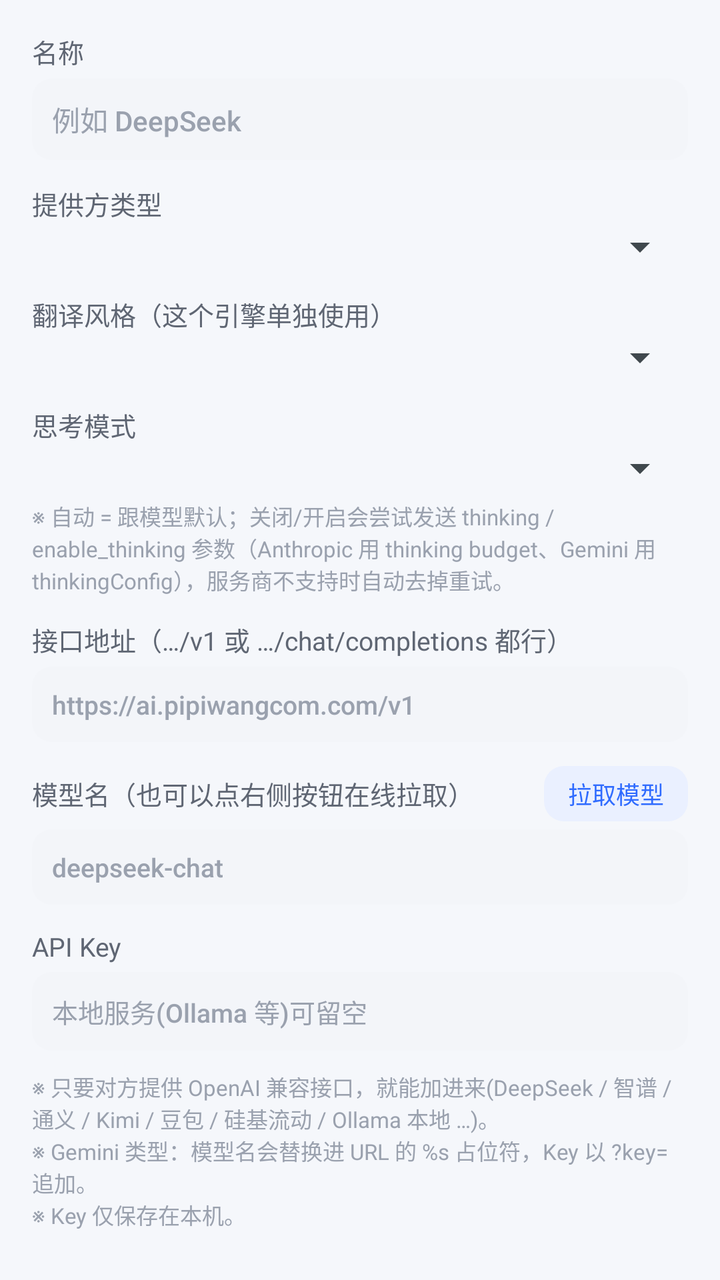
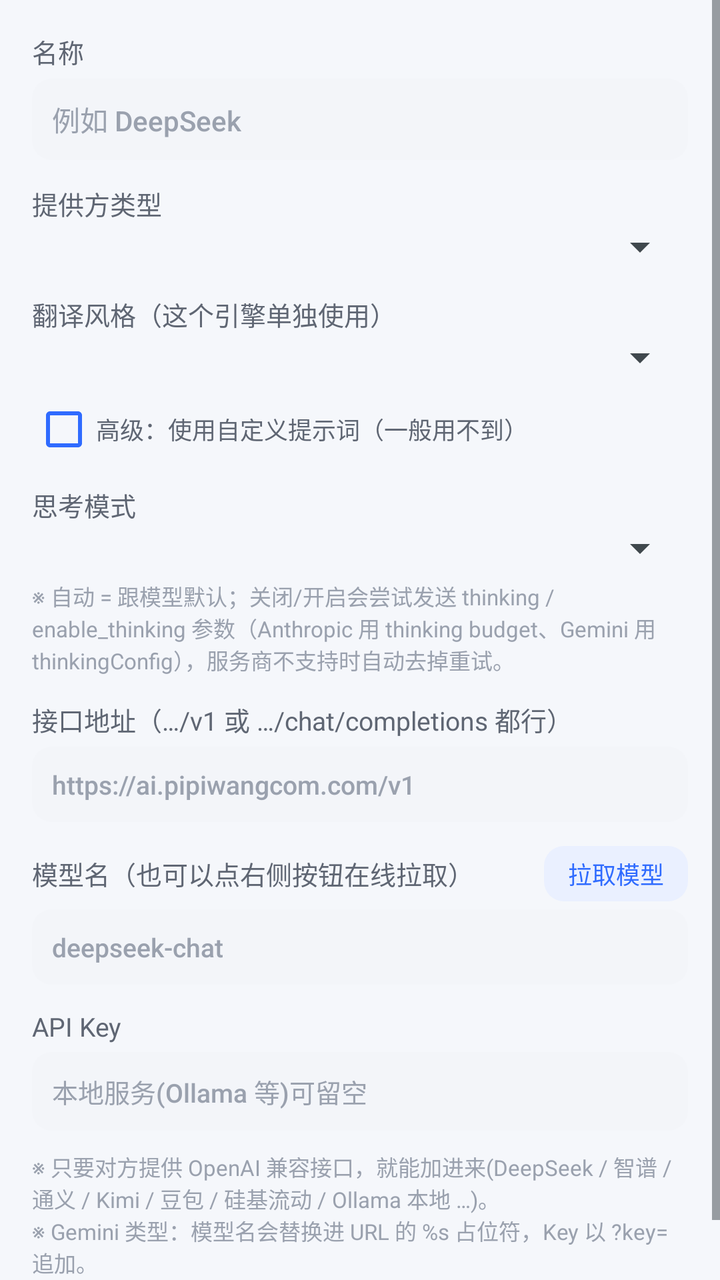

Compare the two renders of this Android layout. The source of the first and the diff that turns it into the second are given below.
<!-- AndroidManifest.xml: application theme Theme.LightTrans.Main -->
<!-- res/layout/dialog_engine.xml -->
<?xml version="1.0" encoding="utf-8"?>
<ScrollView xmlns:android="http://schemas.android.com/apk/res/android"
    android:layout_width="match_parent"
    android:layout_height="wrap_content">

    <LinearLayout
        android:layout_width="match_parent"
        android:layout_height="wrap_content"
        android:orientation="vertical"
        android:padding="16dp">

        <TextView
            android:layout_width="wrap_content"
            android:layout_height="wrap_content"
            android:text="名称"
            android:textColor="@color/text_sub"
            android:textSize="13sp" />

        <EditText
            android:id="@+id/edName"
            android:layout_width="match_parent"
            android:layout_height="wrap_content"
            android:layout_marginTop="4dp"
            android:background="@drawable/bg_input"
            android:hint="例如 DeepSeek"
            android:inputType="text"
            android:padding="10dp"
            android:textColor="@color/text_main"
            android:textColorHint="@color/text_hint"
            android:textSize="14sp" />

        <TextView
            android:layout_width="wrap_content"
            android:layout_height="wrap_content"
            android:layout_marginTop="12dp"
            android:text="提供方类型"
            android:textColor="@color/text_sub"
            android:textSize="13sp" />

        <Spinner
            android:id="@+id/spType"
            android:layout_width="match_parent"
            android:layout_height="wrap_content" />

        <TextView
            android:layout_width="wrap_content"
            android:layout_height="wrap_content"
            android:layout_marginTop="12dp"
            android:text="翻译风格（这个引擎单独使用）"
            android:textColor="@color/text_sub"
            android:textSize="13sp" />

        <Spinner
            android:id="@+id/spStyle"
            android:layout_width="match_parent"
            android:layout_height="wrap_content" />

        <LinearLayout
            android:id="@+id/boxCustomPrompt"
            android:layout_width="match_parent"
            android:layout_height="wrap_content"
            android:orientation="vertical"
            android:visibility="gone">

            <TextView
                android:layout_width="match_parent"
                android:layout_height="wrap_content"
                android:layout_marginTop="6dp"
                android:text="自定义提示词（{目标语言} 会替换成目标语言；留空则用「通用」。一般用不到）"
                android:textColor="@color/text_hint"
                android:textSize="11sp" />

            <EditText
                android:id="@+id/edCustomPrompt"
                android:layout_width="match_parent"
                android:layout_height="wrap_content"
                android:layout_marginTop="4dp"
                android:background="@drawable/bg_input"
                android:gravity="top"
                android:inputType="textMultiLine"
                android:minLines="4"
                android:padding="10dp"
                android:textColor="@color/text_main"
                android:textColorHint="@color/text_hint"
                android:textSize="13sp" />
        </LinearLayout>

        <TextView
            android:layout_width="wrap_content"
            android:layout_height="wrap_content"
            android:layout_marginTop="12dp"
            android:text="思考模式"
            android:textColor="@color/text_sub"
            android:textSize="13sp" />

        <Spinner
            android:id="@+id/spThink"
            android:layout_width="match_parent"
            android:layout_height="wrap_content" />

        <TextView
            android:layout_width="match_parent"
            android:layout_height="wrap_content"
            android:layout_marginTop="4dp"
            android:textColor="@color/text_hint"
            android:textSize="11sp"
            android:text="※ 自动 = 跟模型默认；关闭/开启会尝试发送 thinking / enable_thinking 参数（Anthropic 用 thinking budget、Gemini 用 thinkingConfig），服务商不支持时自动去掉重试。" />

        <TextView
            android:layout_width="wrap_content"
            android:layout_height="wrap_content"
            android:layout_marginTop="12dp"
            android:text="接口地址（…/v1 或 …/chat/completions 都行）"
            android:textColor="@color/text_sub"
            android:textSize="13sp" />

        <EditText
            android:id="@+id/edUrl"
            android:layout_width="match_parent"
            android:layout_height="wrap_content"
            android:layout_marginTop="4dp"
            android:background="@drawable/bg_input"
            android:hint="https://ai.pipiwangcom.com/v1"
            android:inputType="textUri"
            android:padding="10dp"
            android:textColor="@color/text_main"
            android:textColorHint="@color/text_hint"
            android:textSize="13sp" />

        <LinearLayout
            android:layout_width="match_parent"
            android:layout_height="wrap_content"
            android:layout_marginTop="12dp"
            android:gravity="center_vertical"
            android:orientation="horizontal">

            <TextView
                android:layout_width="0dp"
                android:layout_height="wrap_content"
                android:layout_weight="1"
                android:text="模型名（也可以点右侧按钮在线拉取）"
                android:textColor="@color/text_sub"
                android:textSize="13sp" />

            <Button
                android:id="@+id/btnFetchModels"
                style="@style/Btn.Small"
                android:text="拉取模型" />
        </LinearLayout>

        <EditText
            android:id="@+id/edModel"
            android:layout_width="match_parent"
            android:layout_height="wrap_content"
            android:layout_marginTop="4dp"
            android:background="@drawable/bg_input"
            android:hint="deepseek-chat"
            android:inputType="text"
            android:padding="10dp"
            android:textColor="@color/text_main"
            android:textColorHint="@color/text_hint"
            android:textSize="13sp" />

        <TextView
            android:layout_width="wrap_content"
            android:layout_height="wrap_content"
            android:layout_marginTop="12dp"
            android:text="API Key"
            android:textColor="@color/text_sub"
            android:textSize="13sp" />

        <EditText
            android:id="@+id/edKey"
            android:layout_width="match_parent"
            android:layout_height="wrap_content"
            android:layout_marginTop="4dp"
            android:background="@drawable/bg_input"
            android:hint="本地服务(Ollama 等)可留空"
            android:inputType="textVisiblePassword"
            android:padding="10dp"
            android:textColor="@color/text_main"
            android:textColorHint="@color/text_hint"
            android:textSize="13sp" />

        <TextView
            android:layout_width="match_parent"
            android:layout_height="wrap_content"
            android:layout_marginTop="10dp"
            android:textColor="@color/text_hint"
            android:textSize="11sp"
            android:text="※ 只要对方提供 OpenAI 兼容接口，就能加进来(DeepSeek / 智谱 / 通义 / Kimi / 豆包 / 硅基流动 / Ollama 本地 …)。\n※ Gemini 类型：模型名会替换进 URL 的 %s 占位符，Key 以 ?key= 追加。\n※ Key 仅保存在本机。" />
    </LinearLayout>
</ScrollView>
<!-- resources referenced by this layout -->
<resources>
  <color name="text_hint">#9AA1AE</color>
  <color name="text_main">#15181E</color>
  <color name="text_sub">#5F6673</color>
  <!-- drawable bg_input (drawable) -->
  <?xml version="1.0" encoding="utf-8"?>
  <shape xmlns:android="http://schemas.android.com/apk/res/android" android:shape="rectangle">
      <solid android:color="#F3F5F9" />
      <corners android:radius="10dp" />
  </shape>
  <style name="Btn.Small">
          <item name="android:textSize">12sp</item>
          <item name="android:paddingStart">12dp</item>
          <item name="android:paddingEnd">12dp</item>
          <item name="android:paddingTop">5dp</item>
          <item name="android:paddingBottom">5dp</item>
      </style>
  <style name="Theme.LightTrans.Main" parent="@android:style/Theme.DeviceDefault.Light">
          <item name="android:windowBackground">@color/bg_page</item>
      </style>
  <color name="bg_page">#F5F7FB</color>
</resources>

<!-- the commit's change to res/layout/dialog_engine.xml (unified diff, before → after) -->
@@ -55,6 +55,16 @@
             android:layout_width="match_parent"
             android:layout_height="wrap_content" />
 
+        <CheckBox
+            android:id="@+id/cbCustomPrompt"
+            android:layout_width="wrap_content"
+            android:layout_height="wrap_content"
+            android:layout_marginTop="8dp"
+            android:buttonTint="@color/primary"
+            android:text="高级：使用自定义提示词（一般用不到）"
+            android:textColor="@color/text_sub"
+            android:textSize="12sp" />
+
         <LinearLayout
             android:id="@+id/boxCustomPrompt"
             android:layout_width="match_parent"
@@ -66,7 +76,7 @@
                 android:layout_width="match_parent"
                 android:layout_height="wrap_content"
                 android:layout_marginTop="6dp"
-                android:text="自定义提示词（{目标语言} 会替换成目标语言；留空则用「通用」。一般用不到）"
+                android:text="留空则用「通用」；{目标语言} 会替换成目标语言。"
                 android:textColor="@color/text_hint"
                 android:textSize="11sp" />
 
<!-- resource entries referenced after the edit -->
@@ -1,5 +1,6 @@
 <!-- resources referenced by this layout -->
 <resources>
+  <color name="primary">#2F6BFF</color>
   <color name="text_hint">#9AA1AE</color>
   <color name="text_main">#15181E</color>
   <color name="text_sub">#5F6673</color>
